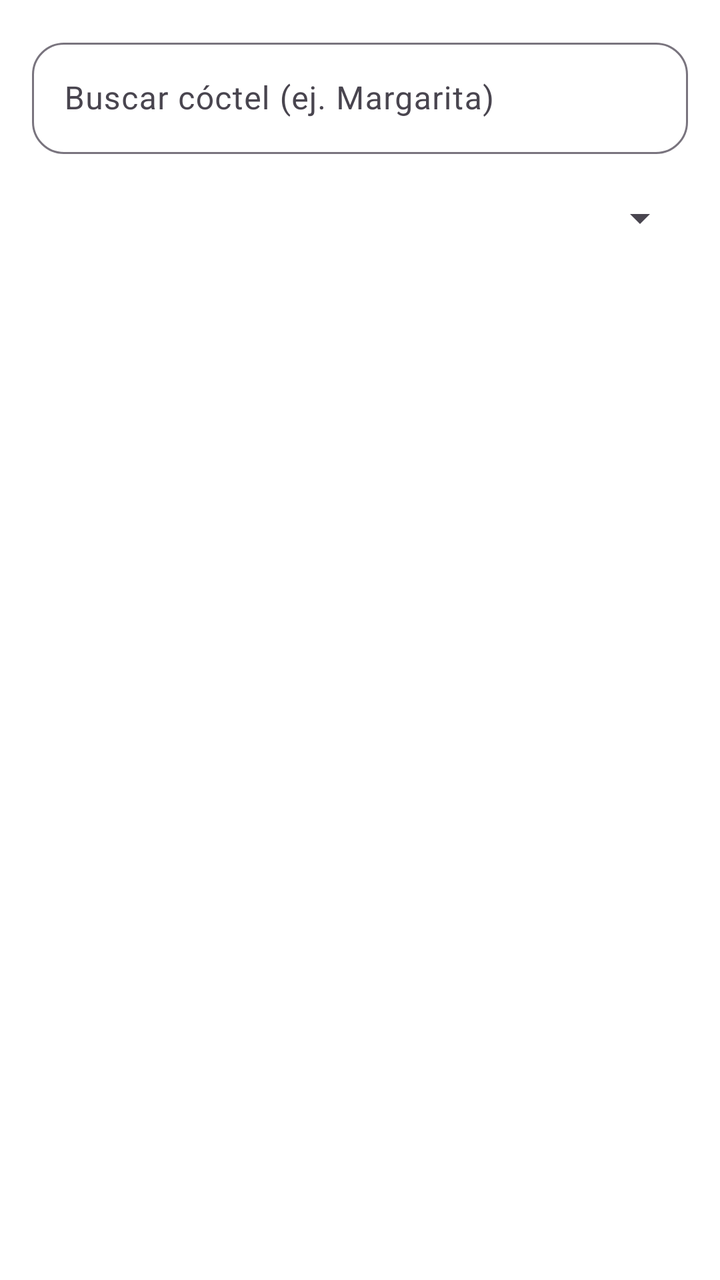
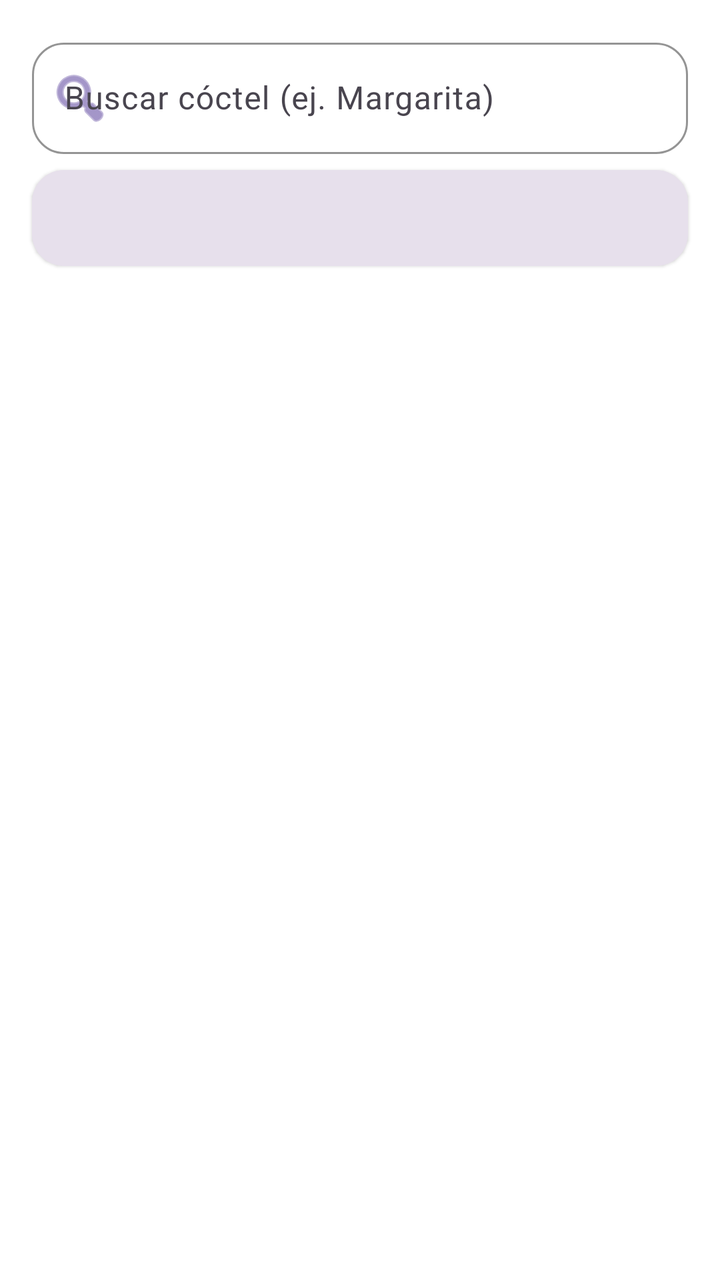

An Android layout rendered at two revisions. The XML below is the earlier revision; the diff shows what the commit changed to produce the second picture.
<!-- AndroidManifest.xml: application theme Theme.TheCocktailDBAPI -->
<!-- res/layout/activity_main.xml -->
<?xml version="1.0" encoding="utf-8"?>
<androidx.constraintlayout.widget.ConstraintLayout xmlns:android="http://schemas.android.com/apk/res/android"
    xmlns:app="http://schemas.android.com/apk/res-auto"
    xmlns:tools="http://schemas.android.com/tools"
    android:id="@+id/main"
    android:layout_width="match_parent"
    android:layout_height="match_parent"
    android:background="@color/white"
    tools:context=".view.MainActivity">

    
    <com.google.android.material.textfield.TextInputLayout
        android:id="@+id/searchInputLayout"
        style="@style/Widget.Material3.TextInputLayout.OutlinedBox"
        android:layout_width="match_parent"
        android:layout_height="wrap_content"
        android:layout_margin="16dp"
        app:boxCornerRadiusBottomEnd="16dp"
        app:boxCornerRadiusBottomStart="16dp"
        app:boxCornerRadiusTopEnd="16dp"
        app:boxCornerRadiusTopStart="16dp"
        app:layout_constraintTop_toTopOf="parent">

        <com.google.android.material.textfield.TextInputEditText
            android:id="@+id/etSearch"
            android:layout_width="match_parent"
            android:layout_height="wrap_content"
            android:hint="@string/buscar_c_ctel_ej_margarita"
            android:inputType="text"
            android:maxLines="1" />
    </com.google.android.material.textfield.TextInputLayout>

    
    <Spinner
        android:id="@+id/spinnerIngredients"
        android:layout_width="match_parent"
        android:layout_height="wrap_content"
        android:layout_marginHorizontal="16dp"
        android:layout_marginTop="8dp"
        android:minHeight="48dp"
        app:layout_constraintTop_toBottomOf="@id/searchInputLayout" />

    
    <androidx.recyclerview.widget.RecyclerView
        android:id="@+id/recyclerViewCocktails"
        android:layout_width="match_parent"
        android:layout_height="0dp"
        android:clipToPadding="false"
        android:padding="8dp"
        app:layout_constraintBottom_toBottomOf="parent"
        app:layout_constraintTop_toBottomOf="@id/spinnerIngredients"
        tools:listitem="@layout/item_cocktail" />

    
    <ProgressBar
        android:id="@+id/progressBar"
        android:layout_width="wrap_content"
        android:layout_height="wrap_content"
        android:visibility="gone"
        app:layout_constraintBottom_toBottomOf="parent"
        app:layout_constraintEnd_toEndOf="parent"
        app:layout_constraintStart_toStartOf="parent"
        app:layout_constraintTop_toTopOf="parent" />

</androidx.constraintlayout.widget.ConstraintLayout>
<!-- res/layout/item_cocktail.xml (included above) -->
<?xml version="1.0" encoding="utf-8"?>
<com.google.android.material.card.MaterialCardView xmlns:android="http://schemas.android.com/apk/res/android"
    xmlns:app="http://schemas.android.com/apk/res-auto"
    android:layout_width="match_parent"
    android:layout_height="wrap_content"
    android:layout_margin="8dp"
    app:cardCornerRadius="16dp"
    app:cardElevation="6dp"
    app:strokeWidth="0dp">

    <androidx.constraintlayout.widget.ConstraintLayout
        android:layout_width="match_parent"
        android:layout_height="wrap_content">

        
        <ImageView
            android:id="@+id/ivCocktailImage"
            android:layout_width="match_parent"
            android:layout_height="220dp"
            android:scaleType="centerCrop"
            android:contentDescription="@string/imagen_del_c_ctel"
            app:layout_constraintTop_toTopOf="parent" />

        
        <View
            android:layout_width="match_parent"
            android:layout_height="60dp"
            android:background="@color/grey"
            app:layout_constraintBottom_toBottomOf="parent" />

        
        <TextView
            android:id="@+id/tvCocktailName"
            android:layout_width="match_parent"
            android:layout_height="wrap_content"
            android:padding="16dp"
            android:textColor="@color/white"
            android:textSize="20sp"
            android:textStyle="bold"
            android:ellipsize="end"
            android:maxLines="1"
            app:layout_constraintBottom_toBottomOf="parent" />

    </androidx.constraintlayout.widget.ConstraintLayout>
</com.google.android.material.card.MaterialCardView>
<!-- resources referenced by this layout -->
<resources>
  <color name="grey">#88000000</color>
  <color name="white">#FFFFFFFF</color>
  <string name="buscar_c_ctel_ej_margarita">Buscar cóctel (ej. Margarita)</string>
  <string name="imagen_del_c_ctel">Imagen del cóctel</string>
  <style name="Theme.TheCocktailDBAPI" parent="Base.Theme.TheCocktailDBAPI" />
  <style name="Base.Theme.TheCocktailDBAPI" parent="Theme.Material3.DayNight.NoActionBar">
          
          
      </style>
</resources>

<!-- the commit's change to res/layout/activity_main.xml (unified diff, before → after) -->
@@ -15,6 +15,13 @@
         android:layout_width="match_parent"
         android:layout_height="wrap_content"
         android:layout_margin="16dp"
+        android:elevation="2dp"
+        app:startIconDrawable="@android:drawable/ic_menu_search"
+        app:startIconTint="?attr/colorPrimary"
+        app:boxStrokeColor="?attr/colorPrimary"
+        app:hintTextColor="?attr/colorPrimary"
+        app:boxStrokeWidth="1dp"
+        app:boxStrokeWidthFocused="2dp"
         app:boxCornerRadiusBottomEnd="16dp"
         app:boxCornerRadiusBottomStart="16dp"
         app:boxCornerRadiusTopEnd="16dp"
@@ -27,7 +34,9 @@
             android:layout_height="wrap_content"
             android:hint="@string/buscar_c_ctel_ej_margarita"
             android:inputType="text"
-            android:maxLines="1" />
+            android:maxLines="1"
+            android:textSize="16sp"
+            android:imeOptions="actionSearch" />
     </com.google.android.material.textfield.TextInputLayout>
 
     
@@ -38,6 +47,9 @@
         android:layout_marginHorizontal="16dp"
         android:layout_marginTop="8dp"
         android:minHeight="48dp"
+        android:padding="12dp"
+        android:elevation="1dp"
+        android:background="@drawable/bg_spinner_field"
         app:layout_constraintTop_toBottomOf="@id/searchInputLayout" />
 
     
@@ -47,6 +59,8 @@
         android:layout_height="0dp"
         android:clipToPadding="false"
         android:padding="8dp"
+        android:overScrollMode="never"
+        android:scrollbars="none"
         app:layout_constraintBottom_toBottomOf="parent"
         app:layout_constraintTop_toBottomOf="@id/spinnerIngredients"
         tools:listitem="@layout/item_cocktail" />
@@ -57,6 +71,8 @@
         android:layout_width="wrap_content"
         android:layout_height="wrap_content"
         android:visibility="gone"
+        android:indeterminateTint="?attr/colorPrimary"
+        android:elevation="4dp"
         app:layout_constraintBottom_toBottomOf="parent"
         app:layout_constraintEnd_toEndOf="parent"
         app:layout_constraintStart_toStartOf="parent"
@@ -76,7 +92,8 @@
 
     <androidx.constraintlayout.widget.ConstraintLayout
         android:layout_width="match_parent"
-        android:layout_height="wrap_content">
+        android:layout_height="wrap_content"
+        android:foreground="?attr/selectableItemBackground">
 
         
         <ImageView
@@ -91,7 +108,7 @@
         <View
             android:layout_width="match_parent"
             android:layout_height="60dp"
-            android:background="@color/grey"
+            android:background="@drawable/scrim_gradient"
             app:layout_constraintBottom_toBottomOf="parent" />
 
         
@@ -103,6 +120,7 @@
             android:textColor="@color/white"
             android:textSize="20sp"
             android:textStyle="bold"
+            android:fontFamily="sans-serif-medium"
             android:ellipsize="end"
             android:maxLines="1"
             app:layout_constraintBottom_toBottomOf="parent" />
<!-- resource entries referenced after the edit -->
@@ -1,7 +1,20 @@
 <!-- resources referenced by this layout -->
 <resources>
-  <color name="grey">#88000000</color>
   <color name="white">#FFFFFFFF</color>
+  <!-- drawable bg_spinner_field (drawable) -->
+  <?xml version="1.0" encoding="utf-8"?>
+  <shape xmlns:android="http://schemas.android.com/apk/res/android">
+      <solid android:color="?attr/colorSurfaceVariant" />
+      <corners android:radius="16dp" />
+  </shape>
+  <!-- drawable scrim_gradient (drawable) -->
+  <?xml version="1.0" encoding="utf-8"?>
+  <shape xmlns:android="http://schemas.android.com/apk/res/android">
+      <gradient
+          android:startColor="#00000000"
+          android:endColor="#B3000000"
+          android:angle="90" />
+  </shape>
   <string name="buscar_c_ctel_ej_margarita">Buscar cóctel (ej. Margarita)</string>
   <string name="imagen_del_c_ctel">Imagen del cóctel</string>
   <style name="Theme.TheCocktailDBAPI" parent="Base.Theme.TheCocktailDBAPI" />
